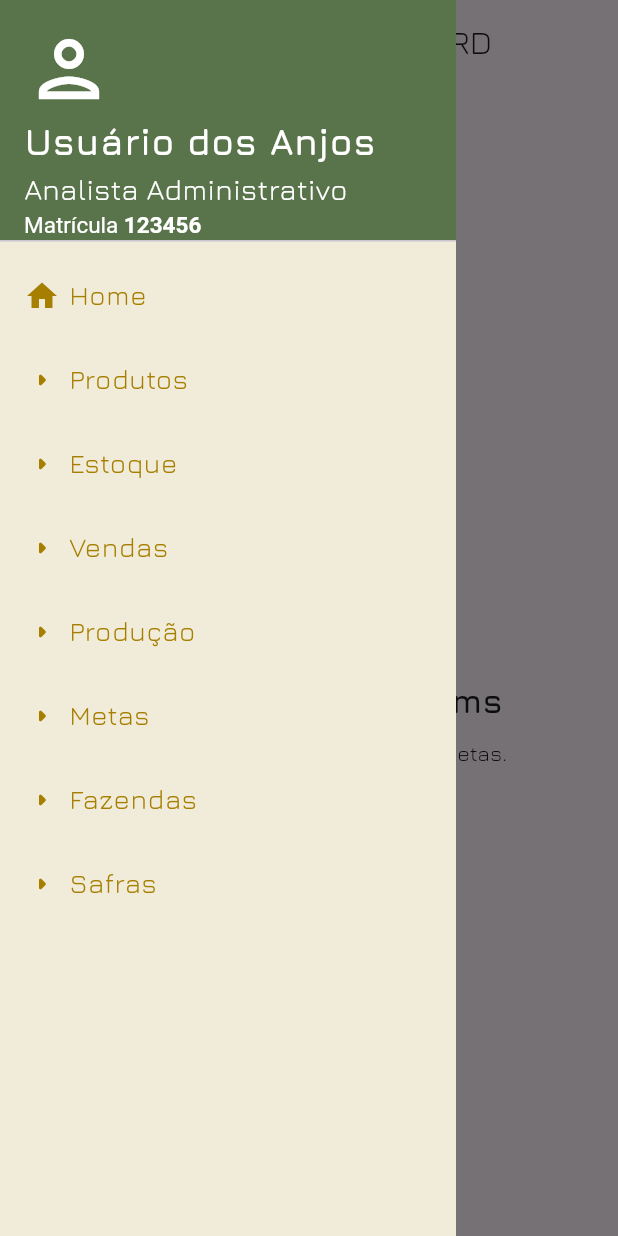
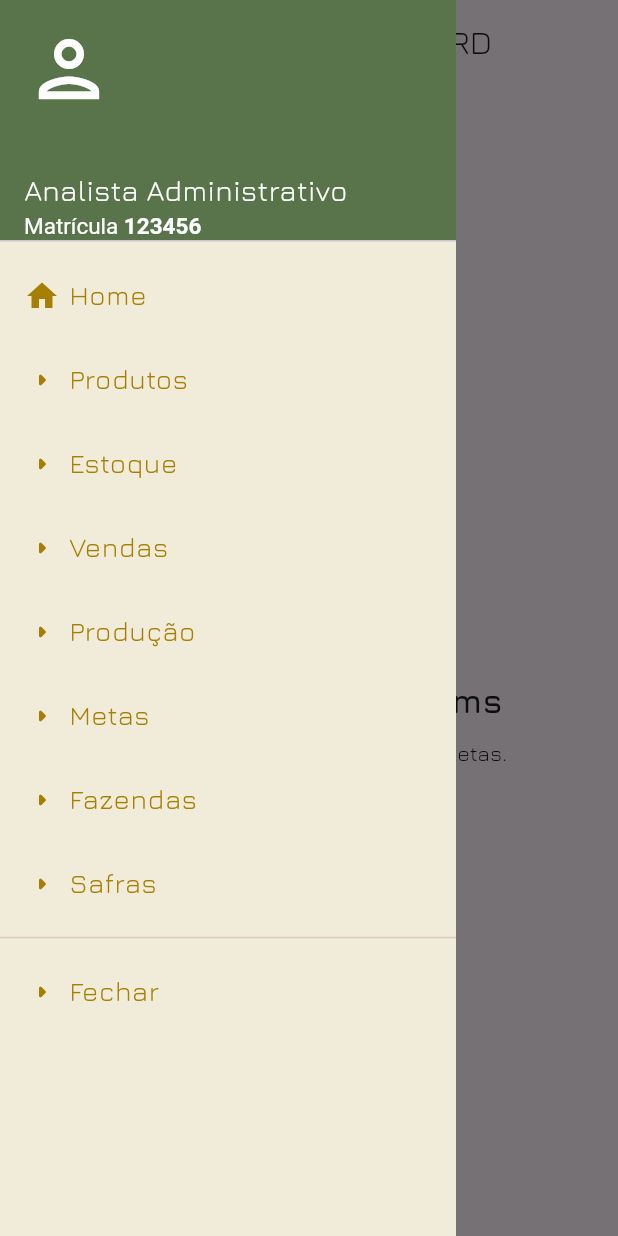
Before and after one commit to FIAPBGPT/fiap-tech-challenge-hackaton-mobile, a Flutter app: the screen it shows once a user with an empty profile is signed in, with the side drawer open, on a phone screen of 412 x 824 dp. Run offline on Flutter 3.47's test engine with Material 3 defaults, Android fonts, the light colour scheme and no system bars; our stand-ins replace cloud_firestore, firebase_auth, firebase_core, flutter_riverpod; accounts and stored records are empty.

Commit message:
Adjusted the user name and the "close" menu item

```diff
--- a/lib/presentation/pages/home_page.dart
+++ b/lib/presentation/pages/home_page.dart
@@ -6,6 +6,7 @@ import 'package:fiap_farms_app/presentation/pages/producao_page.dart';
 import 'package:fiap_farms_app/presentation/pages/safra_page.dart';
 import 'package:fiap_farms_app/presentation/pages/venda_page.dart';
 import 'package:fiap_farms_app/presentation/widgets/main_menu/main_menu.dart';
+import 'package:fiap_farms_app/presentation/pages/login_page.dart';
 import 'package:firebase_auth/firebase_auth.dart';
 import 'package:flutter/material.dart';
 import 'package:flutter_riverpod/flutter_riverpod.dart';
@@ -56,7 +57,15 @@ class _HomePageState extends ConsumerState<HomePage> {
 
   Future<void> _logout() async {
     await FirebaseAuth.instance.signOut();
-    Navigator.pop(context);
+
+    Navigator.pushReplacement(
+      context,
+      MaterialPageRoute(builder: (context) => LoginPage()),
+    );
+  }
+
+  String _userName() {
+    return (FirebaseAuth.instance.currentUser?.email ?? '').split('@')[0];
   }
 
   @override
@@ -66,8 +75,9 @@ class _HomePageState extends ConsumerState<HomePage> {
         title: Text('FIAP Farms • ${currentSection.name.toUpperCase()}'),
       ),
       drawer: MainMenu(
-        userName: 'Usuário dos Anjos', // TODO: Pegar o nome do usuário logado
+        userName: _userName(),
         selectionHandler: _onSelectSection,
+        logoutHandler: _logout,
       ),
       body: _buildSection(currentSection),
     );
--- a/lib/presentation/widgets/main_menu/main_menu.dart
+++ b/lib/presentation/widgets/main_menu/main_menu.dart
@@ -6,11 +6,13 @@ import './main_menu_header.dart';
 class MainMenu extends StatelessWidget {
   final String userName;
   final Function selectionHandler;
+  final Function logoutHandler;
 
   const MainMenu({
     super.key,
+    required this.selectionHandler,
+    required this.logoutHandler,
     required this.userName,
-    required this.selectionHandler,
   });
 
   @override
@@ -55,6 +57,13 @@ class MainMenu extends StatelessWidget {
             label: 'Safras',
             action: () => selectionHandler(HomeSection.safras),
           ),
+          const Divider(
+            color: Color(0xFFDDCCBB),
+          ),
+          MainMenuItem(
+            label: 'Fechar',
+            action: () => logoutHandler(),
+          ),
         ],
       ),
     );
```
